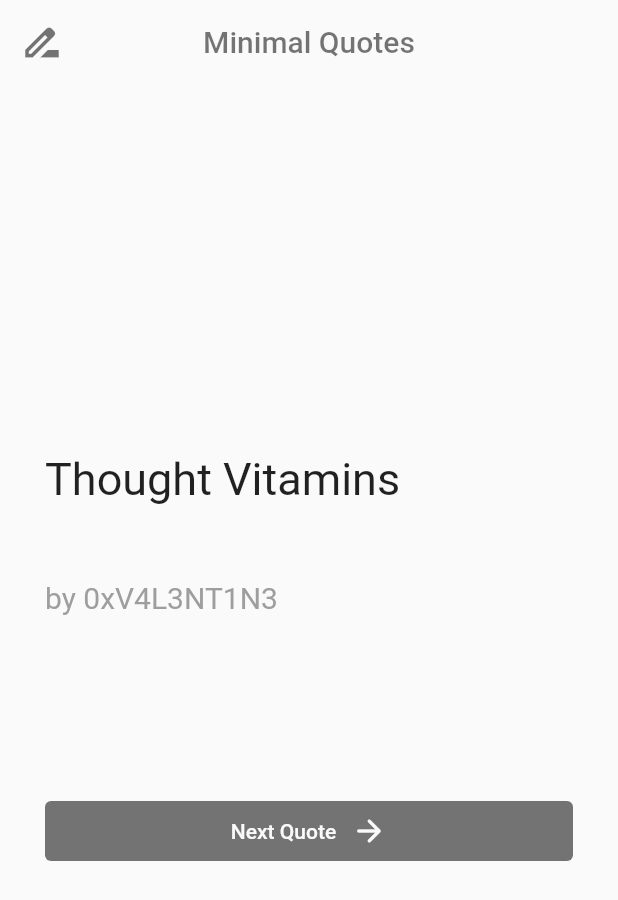
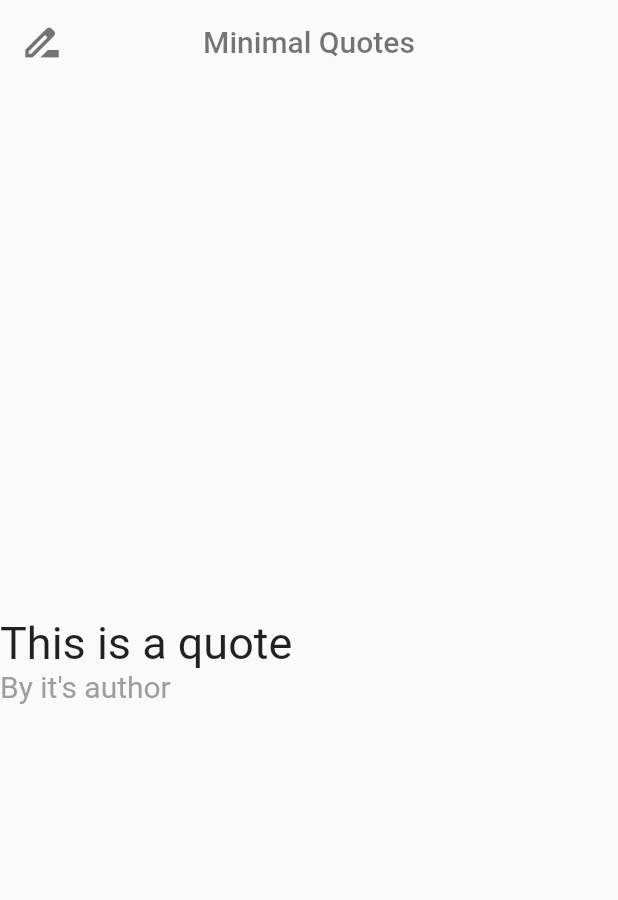
Before and after one commit to 0xV4L3NT1N3/teenedge-mobile-app-dev, a Flutter app: the screen it shows after launch, on a phone screen of 412 x 824 dp. Shown: the top 900 px of the screen. Run offline on Flutter 3.47's test engine with Material 2 defaults, Android fonts, the phone set to English and light mode, and no system bars.

Commit message:
Modified for week 2

```diff
--- a/lib/main.dart
+++ b/lib/main.dart
@@ -1,5 +1,4 @@
 import 'package:flutter/material.dart';
-import 'services/quote_api.dart';
 
 void main() => runApp(MyApp());
 
@@ -9,12 +8,6 @@ class MyApp extends StatefulWidget {
 }
 
 class _MyAppState extends State<MyApp> {
-
-  // variables holding quote and author data, set to a sample at first
-
-  String quote = 'Thought Vitamins';
-  String author = 'by 0xV4L3NT1N3';
-
   @override
   Widget build(BuildContext context) {
     return MaterialApp(
@@ -29,43 +22,14 @@ class _MyAppState extends State<MyApp> {
           backgroundColor: Colors.grey[50],
           elevation: 0,
         ),
-        body: Padding(
-          padding: const EdgeInsets.all(30.0),
-          child: Column(
-            mainAxisAlignment: MainAxisAlignment.center,
-            crossAxisAlignment: CrossAxisAlignment.start,
-            children: [
-              Text(quote, style: TextStyle(fontSize: 30)),
-              SizedBox(height: 50),
-              Text(author, style: TextStyle(fontSize: 20, color: Colors.grey)),
-              SizedBox(height: 120),
-              Center(
-                child: TextButton(
-                  style: TextButton.styleFrom(backgroundColor: Colors.black54),
-                  onPressed: () async {
-
-                    // call the getData function, and update quote variables
-
-                    Map data = await getData();
-                    setState(() {
-                      quote = data["content"];
-                      author = data["author"];
-                    });
-
-                  },
-                  child: Row(
-                    mainAxisAlignment: MainAxisAlignment.center,
-                    children: [
-                      Text('Next Quote',
-                          style: TextStyle(color: Colors.grey[50])),
-                      SizedBox(width: 10),
-                      Icon(Icons.arrow_forward_rounded, color: Colors.grey[50]),
-                    ],
-                  ),
-                ),
-              ),
-            ],
-          ),
+        body: Column(
+          mainAxisAlignment: MainAxisAlignment.center,
+          crossAxisAlignment: CrossAxisAlignment.start,
+          children: [
+            Text("This is a quote", style: TextStyle(fontSize: 30)),
+            Text("By it's author",
+                style: TextStyle(fontSize: 20, color: Colors.grey)),
+          ],
         ),
       ),
     );
--- a/lib/services/quote_api.dart
+++ /dev/null
@@ -1,13 +0,0 @@
-import 'package:http/http.dart';
-import 'dart:convert';
-
-// this function fetches data from the quote API and passes it to the main page
-// quote API used : https://github.com/lukePeavey/quotable
-
-Future<Map> getData() async {
-  Response response =
-      await get(Uri.parse('https://api.quotable.io/random?maxLength=160'));
-  Map data = jsonDecode(response.body);
-
-  return data;
-}
```
